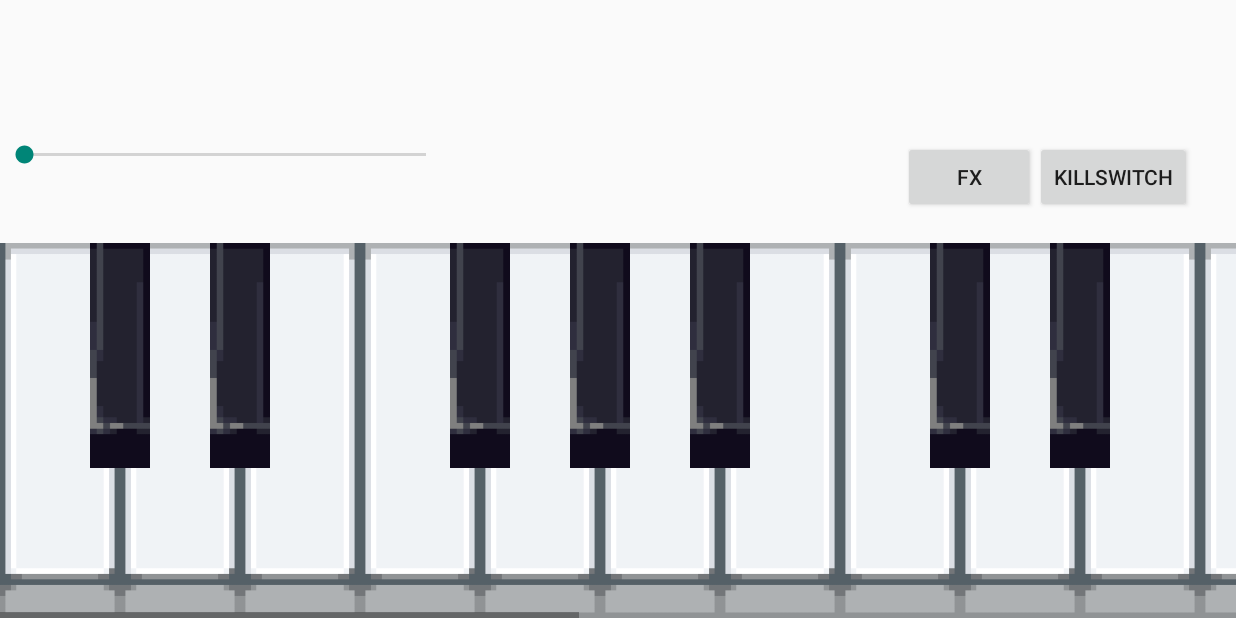
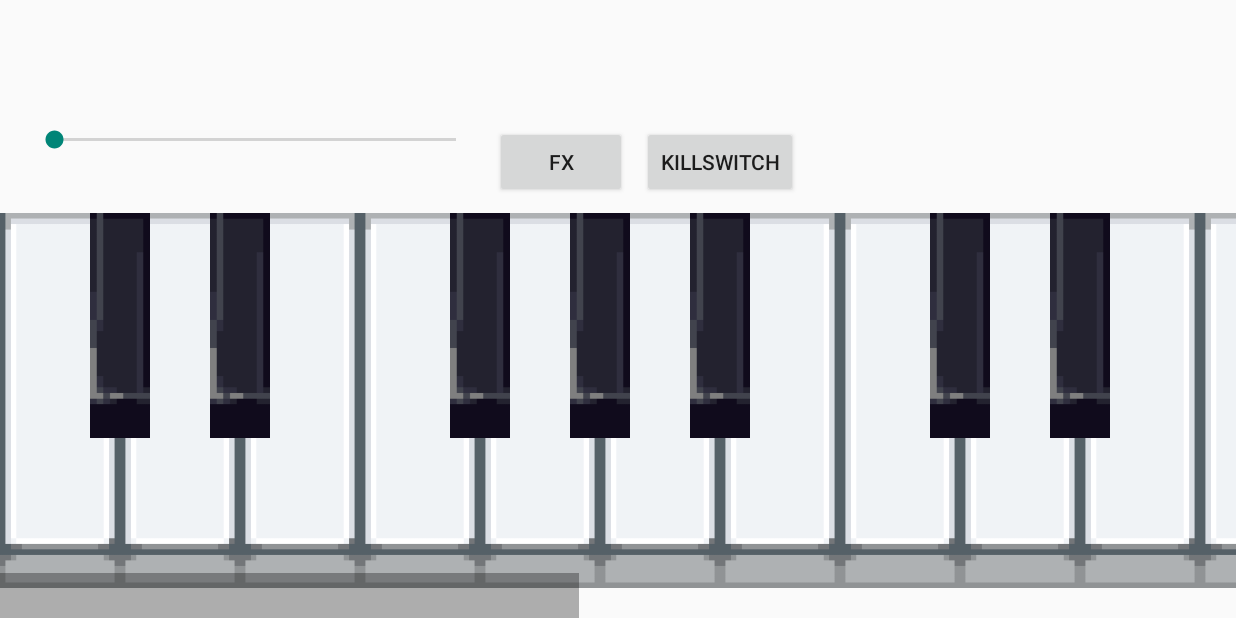
Before and after one commit to Jorendb9/piano-app, an Android app: the MainActivity screen opened directly, with no data from a screen before it, on a phone screen of 824 x 412 dp (held sideways). Run offline under Robolectric (Android 15) with nearby library versions, the phone set to English and light mode, and no system bars.

Commit message:
altered layout a bit, added scrollbar

```diff
--- a/app/src/main/res/layout/activity_main.xml
+++ b/app/src/main/res/layout/activity_main.xml
@@ -9,14 +9,17 @@
     <RelativeLayout
         android:layout_width="wrap_content"
         android:layout_height="wrap_content"
-        android:layout_marginTop="100dp">
+        android:layout_marginBottom="10dp"
+        >
 
 
 
         <SeekBar
             android:layout_width="300dp"
             android:layout_height="wrap_content"
-            android:id="@+id/seekBar" />
+            android:id="@+id/seekBar"
+            android:layout_marginLeft="20dp"
+            android:layout_marginStart="20dp"/>
 
 
 
@@ -24,13 +27,12 @@
             android:layout_width="wrap_content"
             android:layout_height="wrap_content"
             android:text="Killswitch"
-            android:layout_alignParentEnd="true"
-            android:layout_alignParentRight="true"
             android:onClick="onSoundKill"
-            android:layout_marginEnd="50dp"
-            android:layout_marginRight="30dp"
-            android:id="@+id/button"
-            android:layout_gravity="end" />
+            android:layout_marginStart="10dp"
+            android:layout_marginLeft="10dp"
+            android:layout_toRightOf="@+id/button2"
+            android:layout_toEndOf="@+id/button2"
+            android:id="@+id/button" />
 
         <Button
             android:layout_width="wrap_content"
@@ -39,8 +41,11 @@
             android:id="@+id/button2"
             android:onClick="onEffectsStart"
             android:layout_centerVertical="true"
-            android:layout_toLeftOf="@+id/button"
-            android:layout_toStartOf="@+id/button" />
+            android:layout_marginStart="10dp"
+            android:layout_marginLeft="10dp"
+            android:layout_toRightOf="@+id/seekBar"
+            android:layout_toEndOf="@+id/seekBar"
+            />
 
 
     </RelativeLayout>
@@ -51,14 +56,15 @@
         android:layout_height="270dp"
         android:id="@+id/horizontalScrollView"
         android:gravity="bottom"
-        android:fadeScrollbars="false">
+        android:fadeScrollbars="false"
+        android:scrollbarStyle="insideOverlay"
+        android:scrollbarSize="30dp">
 
 
         <RelativeLayout
             android:layout_width="wrap_content"
-            android:layout_height="270dp"
-            android:gravity="start"
-            android:layout_gravity="bottom"
+            android:layout_height="250dp"
+            android:layout_gravity="top"
             android:id="@+id/relativeLayout"
             >
 
@@ -66,7 +72,6 @@
                 android:layout_width="80dp"
                 android:layout_height="match_parent"
                 android:id="@+id/c2"
-                android:layout_marginTop="20dp"
                 android:layout_alignParentTop="true"
                 android:layout_alignParentLeft="true"
                 android:layout_alignParentStart="true"
@@ -77,7 +82,6 @@
                 android:layout_width="80dp"
                 android:layout_height="match_parent"
                 android:id="@+id/d2"
-                android:layout_marginTop="20dp"
                 android:layout_alignParentTop="true"
                 android:layout_toRightOf="@+id/c2"
                 android:layout_toEndOf="@+id/c2"
@@ -89,7 +93,6 @@
                 android:layout_width="80dp"
                 android:layout_height="match_parent"
                 android:id="@+id/e2"
-                android:layout_marginTop="20dp"
                 android:layout_alignParentTop="true"
                 android:layout_toRightOf="@+id/d2"
                 android:layout_toEndOf="@+id/d2"
@@ -100,7 +103,6 @@
                 android:layout_width="80dp"
                 android:layout_height="match_parent"
                 android:id="@+id/f2"
-                android:layout_marginTop="20dp"
                 android:layout_alignParentTop="true"
                 android:layout_toRightOf="@+id/e2"
                 android:layout_toEndOf="@+id/e2"
@@ -111,7 +113,6 @@
                 android:layout_width="80dp"
                 android:layout_height="match_parent"
                 android:id="@+id/g2"
-                android:layout_marginTop="20dp"
                 android:layout_alignParentTop="true"
                 android:layout_toRightOf="@+id/f2"
                 android:layout_toEndOf="@+id/f2"
@@ -122,7 +123,6 @@
                 android:layout_width="80dp"
                 android:layout_height="match_parent"
                 android:id="@+id/a2"
-                android:layout_marginTop="20dp"
                 android:layout_alignParentTop="true"
                 android:layout_toRightOf="@+id/g2"
                 android:layout_toEndOf="@+id/g2"
@@ -134,7 +134,6 @@
                 android:layout_width="80dp"
                 android:layout_height="match_parent"
                 android:id="@+id/b2"
-                android:layout_marginTop="20dp"
                 android:layout_alignParentTop="true"
                 android:layout_toRightOf="@+id/a2"
                 android:layout_toEndOf="@+id/a2"
@@ -145,7 +144,6 @@
                 android:layout_width="80dp"
                 android:layout_height="match_parent"
                 android:id="@+id/c3"
-                android:layout_marginTop="20dp"
                 android:layout_toRightOf="@+id/b2"
                 android:layout_toEndOf="@+id/b2"
                 android:background="@drawable/button_white"/>
@@ -155,7 +153,6 @@
                 android:layout_width="80dp"
                 android:layout_height="match_parent"
                 android:id="@+id/d3"
-                android:layout_marginTop="20dp"
                 android:layout_alignParentTop="true"
                 android:layout_toRightOf="@+id/c3"
                 android:layout_toEndOf="@+id/c3"
@@ -167,7 +164,6 @@
                 android:layout_width="80dp"
                 android:layout_height="match_parent"
                 android:id="@+id/e3"
-                android:layout_marginTop="20dp"
                 android:layout_alignParentTop="true"
                 android:layout_toRightOf="@+id/d3"
                 android:layout_toEndOf="@+id/d3"
@@ -178,7 +174,6 @@
                 android:layout_width="80dp"
                 android:layout_height="match_parent"
                 android:id="@+id/f3"
-                android:layout_marginTop="20dp"
                 android:layout_alignParentTop="true"
                 android:layout_toRightOf="@+id/e3"
                 android:layout_toEndOf="@+id/e3"
@@ -189,7 +184,6 @@
                 android:layout_width="80dp"
                 android:layout_height="match_parent"
                 android:id="@+id/g3"
-                android:layout_marginTop="20dp"
                 android:layout_alignParentTop="true"
                 android:layout_toRightOf="@+id/f3"
                 android:layout_toEndOf="@+id/f3"
@@ -200,7 +194,6 @@
                 android:layout_width="80dp"
                 android:layout_height="match_parent"
                 android:id="@+id/a3"
-                android:layout_marginTop="20dp"
                 android:layout_alignParentTop="true"
                 android:layout_toRightOf="@+id/g3"
                 android:layout_toEndOf="@+id/g3"
@@ -212,7 +205,6 @@
                 android:layout_width="80dp"
                 android:layout_height="match_parent"
                 android:id="@+id/b3"
-                android:layout_marginTop="20dp"
                 android:layout_alignParentTop="true"
                 android:layout_toRightOf="@+id/a3"
                 android:layout_toEndOf="@+id/a3"
@@ -224,7 +216,6 @@
                 android:layout_width="80dp"
                 android:layout_height="match_parent"
                 android:id="@+id/c4"
-                android:layout_marginTop="20dp"
                 android:layout_alignParentTop="true"
                 android:layout_toRightOf="@+id/b3"
                 android:layout_toEndOf="@+id/b3"
@@ -236,7 +227,6 @@
                 android:layout_width="80dp"
                 android:layout_height="match_parent"
                 android:id="@+id/d4"
-                android:layout_marginTop="20dp"
                 android:layout_alignParentTop="true"
                 android:layout_toRightOf="@+id/c4"
                 android:layout_toEndOf="@+id/c4"
@@ -248,7 +238,6 @@
                 android:layout_width="80dp"
                 android:layout_height="match_parent"
                 android:id="@+id/e4"
-                android:layout_marginTop="20dp"
                 android:layout_alignParentTop="true"
                 android:layout_toRightOf="@+id/d4"
                 android:layout_toEndOf="@+id/d4"
@@ -259,7 +248,6 @@
                 android:layout_width="80dp"
                 android:layout_height="match_parent"
                 android:id="@+id/f4"
-                android:layout_marginTop="20dp"
                 android:layout_alignParentTop="true"
                 android:layout_toRightOf="@+id/e4"
                 android:layout_toEndOf="@+id/e4"
@@ -270,7 +258,6 @@
                 android:layout_width="80dp"
                 android:layout_height="match_parent"
                 android:id="@+id/g4"
-                android:layout_marginTop="20dp"
                 android:layout_alignParentTop="true"
                 android:layout_toRightOf="@+id/f4"
                 android:layout_toEndOf="@+id/f4"
@@ -281,7 +268,6 @@
                 android:layout_width="80dp"
                 android:layout_height="match_parent"
                 android:id="@+id/a4"
-                android:layout_marginTop="20dp"
                 android:layout_alignParentTop="true"
                 android:layout_toRightOf="@+id/g4"
                 android:layout_toEndOf="@+id/g4"
@@ -293,7 +279,6 @@
                 android:layout_width="80dp"
                 android:layout_height="match_parent"
                 android:id="@+id/b4"
-                android:layout_marginTop="20dp"
                 android:layout_alignParentTop="true"
                 android:layout_toRightOf="@+id/a4"
                 android:layout_toEndOf="@+id/a4"
@@ -305,7 +290,6 @@
                 android:layout_width="80dp"
                 android:layout_height="match_parent"
                 android:id="@+id/c5"
-                android:layout_marginTop="20dp"
                 android:layout_alignParentTop="true"
                 android:layout_toRightOf="@+id/b4"
                 android:layout_toEndOf="@+id/b4"
@@ -317,7 +301,6 @@
                 android:layout_height="150dp"
                 android:id="@+id/cSharp2"
                 android:layout_alignParentTop="true"
-                android:layout_marginTop="20dp"
                 android:layout_marginStart="60dp"
                 android:layout_marginLeft="60dp"
                 android:background="@drawable/button_black"
@@ -327,18 +310,15 @@
                 android:layout_width="40dp"
                 android:layout_height="150dp"
                 android:id="@+id/dSharp2"
-                android:layout_marginTop="20dp"
                 android:layout_alignParentTop="true"
                 android:layout_marginLeft="140dp"
                 android:layout_marginStart="140dp"
-                android:background="@drawable/button_black"
-    />
+                android:background="@drawable/button_black"/>
 
             <Button
                 android:layout_width="40dp"
                 android:layout_height="150dp"
                 android:id="@+id/fSharp2"
-                android:layout_marginTop="20dp"
                 android:layout_alignParentTop="true"
                 android:layout_marginLeft="300dp"
                 android:layout_marginStart="300dp"
@@ -348,7 +328,6 @@
                 android:layout_width="40dp"
                 android:layout_height="150dp"
                 android:id="@+id/gSharp2"
-                android:layout_marginTop="20dp"
                 android:layout_alignParentTop="true"
                 android:layout_marginLeft="380dp"
                 android:layout_marginStart="380dp"
@@ -358,7 +337,6 @@
                 android:layout_width="40dp"
                 android:layout_height="150dp"
                 android:id="@+id/aSharp2"
-                android:layout_marginTop="20dp"
                 android:layout_alignParentTop="true"
                 android:layout_marginLeft="460dp"
                 android:layout_marginStart="460dp"
@@ -369,7 +347,6 @@
                 android:layout_height="150dp"
                 android:id="@+id/cSharp3"
                 android:layout_alignParentTop="true"
-                android:layout_marginTop="20dp"
                 android:layout_marginStart="620dp"
                 android:layout_marginLeft="620dp"
                 android:background="@drawable/button_black"
@@ -379,7 +356,6 @@
                 android:layout_width="40dp"
                 android:layout_height="150dp"
                 android:id="@+id/dSharp3"
-                android:layout_marginTop="20dp"
                 android:layout_alignParentTop="true"
                 android:layout_marginLeft="700dp"
                 android:layout_marginStart="700dp"
@@ -389,7 +365,6 @@
                 android:layout_width="40dp"
                 android:layout_height="150dp"
                 android:id="@+id/fSharp3"
-                android:layout_marginTop="20dp"
                 android:layout_alignParentTop="true"
                 android:layout_marginLeft="860dp"
                 android:layout_marginStart="860dp"
@@ -399,7 +374,6 @@
                 android:layout_width="40dp"
                 android:layout_height="150dp"
                 android:id="@+id/gSharp3"
-                android:layout_marginTop="20dp"
                 android:layout_alignParentTop="true"
                 android:layout_marginLeft="940dp"
                 android:layout_marginStart="940dp"
@@ -409,7 +383,6 @@
                 android:layout_width="40dp"
                 android:layout_height="150dp"
                 android:id="@+id/aSharp3"
-                android:layout_marginTop="20dp"
                 android:layout_alignParentTop="true"
                 android:layout_marginLeft="1020dp"
                 android:layout_marginStart="1020dp"
@@ -420,7 +393,6 @@
                 android:layout_height="150dp"
                 android:id="@+id/cSharp4"
                 android:layout_alignParentTop="true"
-                android:layout_marginTop="20dp"
                 android:layout_marginStart="1180dp"
                 android:layout_marginLeft="1180dp"
                 android:background="@drawable/button_black"
@@ -431,7 +403,6 @@
                 android:layout_height="150dp"
                 android:id="@+id/dSharp4"
                 android:layout_alignParentTop="true"
-                android:layout_marginTop="20dp"
                 android:layout_marginStart="1260dp"
                 android:layout_marginLeft="1260dp"
                 android:background="@drawable/button_black"
@@ -442,7 +413,6 @@
                 android:layout_height="150dp"
                 android:id="@+id/fSharp4"
                 android:layout_alignParentTop="true"
-                android:layout_marginTop="20dp"
                 android:layout_marginStart="1420dp"
                 android:layout_marginLeft="1420dp"
                 android:background="@drawable/button_black"
@@ -453,7 +423,6 @@
                 android:layout_height="150dp"
                 android:id="@+id/gSharp4"
                 android:layout_alignParentTop="true"
-                android:layout_marginTop="20dp"
                 android:layout_marginStart="1500dp"
                 android:layout_marginLeft="1500dp"
                 android:background="@drawable/button_black"
@@ -464,7 +433,6 @@
                 android:layout_height="150dp"
                 android:id="@+id/aSharp4"
                 android:layout_alignParentTop="true"
-                android:layout_marginTop="20dp"
                 android:layout_marginStart="1580dp"
                 android:layout_marginLeft="1580dp"
                 android:background="@drawable/button_black"
```
